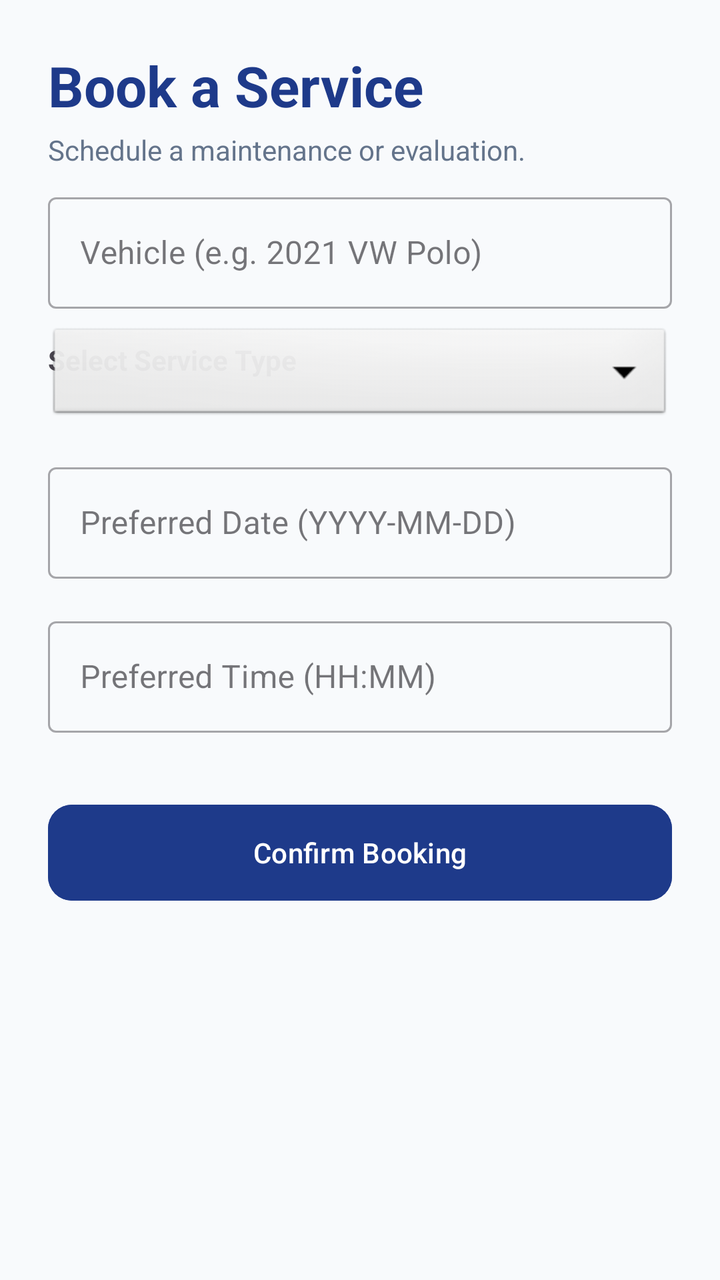
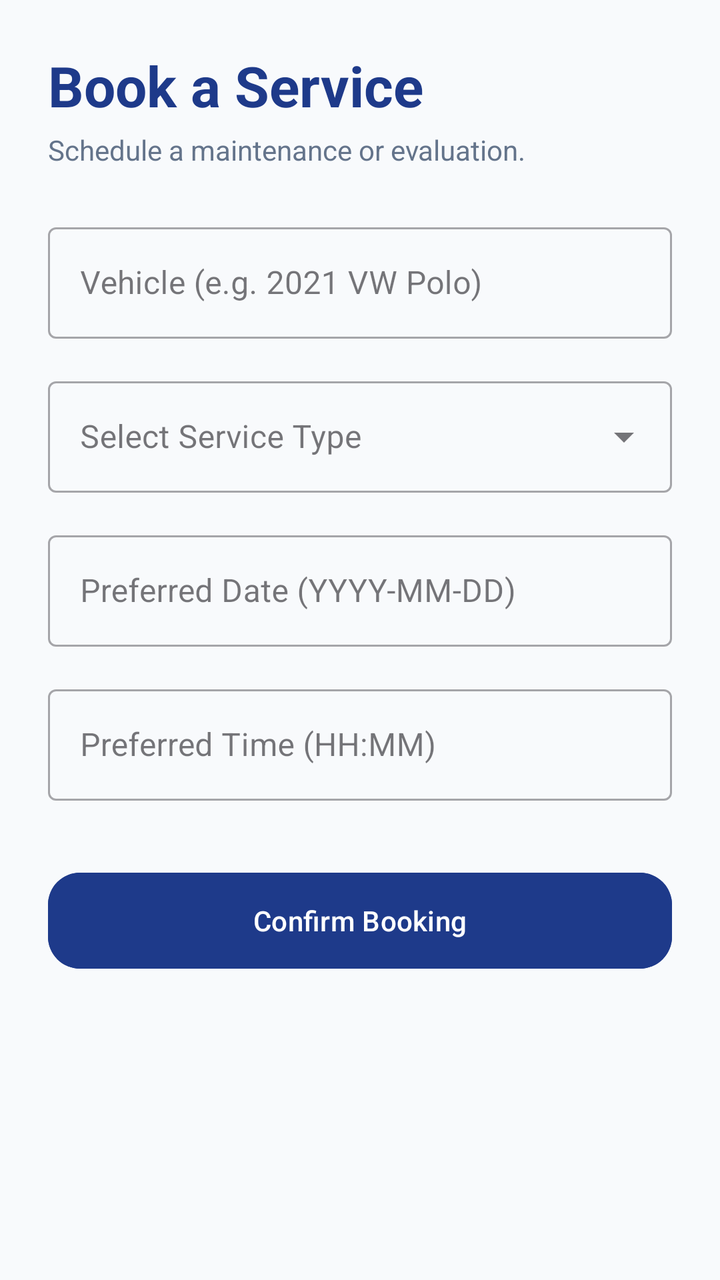

Compare the two renders of this Android layout. The source of the first and the diff that turns it into the second are given below.
<!-- AndroidManifest.xml: application theme Theme.BMBAutos -->
<!-- res/layout/activity_booking.xml -->
<?xml version="1.0" encoding="utf-8"?>
<androidx.constraintlayout.widget.ConstraintLayout xmlns:android="http://schemas.android.com/apk/res/android"
    xmlns:app="http://schemas.android.com/apk/res-auto"
    android:layout_width="match_parent"
    android:layout_height="match_parent"
    android:background="#F8FAFC"
    android:padding="24dp">

    <TextView
        android:id="@+id/tvHeader"
        android:layout_width="wrap_content"
        android:layout_height="wrap_content"
        android:text="Book a Service"
        android:textColor="#1E3A8A"
        android:textSize="28sp"
        android:textStyle="bold"
        app:layout_constraintStart_toStartOf="parent"
        app:layout_constraintTop_toTopOf="parent" />

    <TextView
        android:layout_width="wrap_content"
        android:layout_height="wrap_content"
        android:layout_marginTop="4dp"
        android:text="Schedule a maintenance or evaluation."
        android:textColor="#64748B"
        app:layout_constraintStart_toStartOf="parent"
        app:layout_constraintTop_toBottomOf="@id/tvHeader" />

    
    <com.google.android.material.textfield.TextInputLayout
        android:id="@+id/tilVehicle"
        style="@style/Widget.MaterialComponents.TextInputLayout.OutlinedBox"
        android:layout_width="match_parent"
        android:layout_height="wrap_content"
        android:layout_marginTop="32dp"
        android:hint="Vehicle (e.g. 2021 VW Polo)"
        app:layout_constraintTop_toBottomOf="@id/tvHeader">
        <com.google.android.material.textfield.TextInputEditText
            android:id="@+id/etVehicle"
            android:layout_width="match_parent"
            android:layout_height="wrap_content" />
    </com.google.android.material.textfield.TextInputLayout>

    
    <TextView
        android:layout_width="wrap_content"
        android:layout_height="wrap_content"
        android:layout_marginTop="16dp"
        android:text="Select Service Type"
        android:textStyle="bold"
        app:layout_constraintStart_toStartOf="parent"
        app:layout_constraintTop_toBottomOf="@id/tilVehicle" />

    <Spinner
        android:id="@+id/spinnerService"
        android:layout_width="match_parent"
        android:layout_height="50dp"
        android:layout_marginTop="8dp"
        android:background="@android:drawable/btn_dropdown"
        app:layout_constraintTop_toBottomOf="@id/tilVehicle" />

    
    <com.google.android.material.textfield.TextInputLayout
        android:id="@+id/tilDate"
        style="@style/Widget.MaterialComponents.TextInputLayout.OutlinedBox"
        android:layout_width="match_parent"
        android:layout_height="wrap_content"
        android:layout_marginTop="16dp"
        android:hint="Preferred Date (YYYY-MM-DD)"
        app:layout_constraintTop_toBottomOf="@id/spinnerService">
        <com.google.android.material.textfield.TextInputEditText
            android:id="@+id/etDate"
            android:layout_width="match_parent"
            android:layout_height="wrap_content"
            android:focusable="false"
            android:clickable="true" />
    </com.google.android.material.textfield.TextInputLayout>

    
    <com.google.android.material.textfield.TextInputLayout
        android:id="@+id/tilTime"
        style="@style/Widget.MaterialComponents.TextInputLayout.OutlinedBox"
        android:layout_width="match_parent"
        android:layout_height="wrap_content"
        android:layout_marginTop="16dp"
        android:hint="Preferred Time (HH:MM)"
        app:layout_constraintTop_toBottomOf="@id/tilDate">
        <com.google.android.material.textfield.TextInputEditText
            android:id="@+id/etTime"
            android:layout_width="match_parent"
            android:layout_height="wrap_content"
            android:focusable="false"
            android:clickable="true" />
    </com.google.android.material.textfield.TextInputLayout>

    <com.google.android.material.button.MaterialButton
        android:id="@+id/btnSubmit"
        android:layout_width="match_parent"
        android:layout_height="56dp"
        android:layout_marginTop="32dp"
        android:text="Confirm Booking"
        android:backgroundTint="#1E3A8A"
        app:cornerRadius="12dp"
        app:layout_constraintTop_toBottomOf="@id/tilTime" />

    <ProgressBar
        android:id="@+id/progressBar"
        android:layout_width="wrap_content"
        android:layout_height="wrap_content"
        android:visibility="gone"
        app:layout_constraintBottom_toBottomOf="@id/btnSubmit"
        app:layout_constraintEnd_toEndOf="@id/btnSubmit"
        app:layout_constraintStart_toStartOf="@id/btnSubmit"
        app:layout_constraintTop_toTopOf="@id/btnSubmit" />

</androidx.constraintlayout.widget.ConstraintLayout>
<!-- resources referenced by this layout -->
<resources>
  <style name="Theme.BMBAutos" parent="Base.Theme.BMBAutos" />
  <style name="Base.Theme.BMBAutos" parent="Theme.Material3.DayNight.NoActionBar">
          
          
      </style>
</resources>

<!-- the commit's change to res/layout/activity_booking.xml (unified diff, before → after) -->
@@ -1,116 +1,101 @@
 <?xml version="1.0" encoding="utf-8"?>
-<androidx.constraintlayout.widget.ConstraintLayout xmlns:android="http://schemas.android.com/apk/res/android"
+<ScrollView xmlns:android="http://schemas.android.com/apk/res/android"
     xmlns:app="http://schemas.android.com/apk/res-auto"
     android:layout_width="match_parent"
     android:layout_height="match_parent"
     android:background="#F8FAFC"
-    android:padding="24dp">
+    android:fillViewport="true">
 
-    <TextView
-        android:id="@+id/tvHeader"
-        android:layout_width="wrap_content"
-        android:layout_height="wrap_content"
-        android:text="Book a Service"
-        android:textColor="#1E3A8A"
-        android:textSize="28sp"
-        android:textStyle="bold"
-        app:layout_constraintStart_toStartOf="parent"
-        app:layout_constraintTop_toTopOf="parent" />
-
-    <TextView
-        android:layout_width="wrap_content"
-        android:layout_height="wrap_content"
-        android:layout_marginTop="4dp"
-        android:text="Schedule a maintenance or evaluation."
-        android:textColor="#64748B"
-        app:layout_constraintStart_toStartOf="parent"
-        app:layout_constraintTop_toBottomOf="@id/tvHeader" />
-
-    
-    <com.google.android.material.textfield.TextInputLayout
-        android:id="@+id/tilVehicle"
-        style="@style/Widget.MaterialComponents.TextInputLayout.OutlinedBox"
+    <LinearLayout
         android:layout_width="match_parent"
         android:layout_height="wrap_content"
-        android:layout_marginTop="32dp"
-        android:hint="Vehicle (e.g. 2021 VW Polo)"
-        app:layout_constraintTop_toBottomOf="@id/tvHeader">
-        <com.google.android.material.textfield.TextInputEditText
-            android:id="@+id/etVehicle"
-            android:layout_width="match_parent"
-            android:layout_height="wrap_content" />
-    </com.google.android.material.textfield.TextInputLayout>
+        android:padding="24dp"
+        android:orientation="vertical">
 
-    
-    <TextView
-        android:layout_width="wrap_content"
-        android:layout_height="wrap_content"
-        android:layout_marginTop="16dp"
-        android:text="Select Service Type"
-        android:textStyle="bold"
-        app:layout_constraintStart_toStartOf="parent"
-        app:layout_constraintTop_toBottomOf="@id/tilVehicle" />
+        <TextView
+            android:id="@+id/tvHeader"
+            android:layout_width="wrap_content"
+            android:layout_height="wrap_content"
+            android:text="Book a Service"
+            android:textColor="#1E3A8A"
+            android:textSize="28sp"
+            android:textStyle="bold" />
 
-    <Spinner
-        android:id="@+id/spinnerService"
-        android:layout_width="match_parent"
-        android:layout_height="50dp"
-        android:layout_marginTop="8dp"
-        android:background="@android:drawable/btn_dropdown"
-        app:layout_constraintTop_toBottomOf="@id/tilVehicle" />
+        <TextView
+            android:layout_width="wrap_content"
+            android:layout_height="wrap_content"
+            android:layout_marginTop="4dp"
+            android:layout_marginBottom="24dp"
+            android:text="Schedule a maintenance or evaluation."
+            android:textColor="#64748B" />
 
-    
-    <com.google.android.material.textfield.TextInputLayout
-        android:id="@+id/tilDate"
-        style="@style/Widget.MaterialComponents.TextInputLayout.OutlinedBox"
-        android:layout_width="match_parent"
-        android:layout_height="wrap_content"
-        android:layout_marginTop="16dp"
-        android:hint="Preferred Date (YYYY-MM-DD)"
-        app:layout_constraintTop_toBottomOf="@id/spinnerService">
-        <com.google.android.material.textfield.TextInputEditText
-            android:id="@+id/etDate"
+        <com.google.android.material.textfield.TextInputLayout
+            style="@style/Widget.MaterialComponents.TextInputLayout.OutlinedBox"
             android:layout_width="match_parent"
             android:layout_height="wrap_content"
-            android:focusable="false"
-            android:clickable="true" />
-    </com.google.android.material.textfield.TextInputLayout>
+            android:hint="Vehicle (e.g. 2021 VW Polo)">
+            <com.google.android.material.textfield.TextInputEditText
+                android:id="@+id/etVehicle"
+                android:layout_width="match_parent"
+                android:layout_height="wrap_content" />
+        </com.google.android.material.textfield.TextInputLayout>
 
-    
-    <com.google.android.material.textfield.TextInputLayout
-        android:id="@+id/tilTime"
-        style="@style/Widget.MaterialComponents.TextInputLayout.OutlinedBox"
-        android:layout_width="match_parent"
-        android:layout_height="wrap_content"
-        android:layout_marginTop="16dp"
-        android:hint="Preferred Time (HH:MM)"
-        app:layout_constraintTop_toBottomOf="@id/tilDate">
-        <com.google.android.material.textfield.TextInputEditText
-            android:id="@+id/etTime"
+        <com.google.android.material.textfield.TextInputLayout
+            style="@style/Widget.MaterialComponents.TextInputLayout.OutlinedBox.ExposedDropdownMenu"
             android:layout_width="match_parent"
             android:layout_height="wrap_content"
-            android:focusable="false"
-            android:clickable="true" />
-    </com.google.android.material.textfield.TextInputLayout>
+            android:layout_marginTop="16dp"
+            android:hint="Select Service Type">
+            <AutoCompleteTextView
+                android:id="@+id/spinnerService"
+                android:layout_width="match_parent"
+                android:layout_height="wrap_content"
+                android:inputType="none" />
+        </com.google.android.material.textfield.TextInputLayout>
 
-    <com.google.android.material.button.MaterialButton
-        android:id="@+id/btnSubmit"
-        android:layout_width="match_parent"
-        android:layout_height="56dp"
-        android:layout_marginTop="32dp"
-        android:text="Confirm Booking"
-        android:backgroundTint="#1E3A8A"
-        app:cornerRadius="12dp"
-        app:layout_constraintTop_toBottomOf="@id/tilTime" />
+        <com.google.android.material.textfield.TextInputLayout
+            style="@style/Widget.MaterialComponents.TextInputLayout.OutlinedBox"
+            android:layout_width="match_parent"
+            android:layout_height="wrap_content"
+            android:layout_marginTop="16dp"
+            android:hint="Preferred Date (YYYY-MM-DD)">
+            <com.google.android.material.textfield.TextInputEditText
+                android:id="@+id/etDate"
+                android:layout_width="match_parent"
+                android:layout_height="wrap_content"
+                android:focusable="false"
+                android:clickable="true" />
+        </com.google.android.material.textfield.TextInputLayout>
 
-    <ProgressBar
-        android:id="@+id/progressBar"
-        android:layout_width="wrap_content"
-        android:layout_height="wrap_content"
-        android:visibility="gone"
-        app:layout_constraintBottom_toBottomOf="@id/btnSubmit"
-        app:layout_constraintEnd_toEndOf="@id/btnSubmit"
-        app:layout_constraintStart_toStartOf="@id/btnSubmit"
-        app:layout_constraintTop_toTopOf="@id/btnSubmit" />
+        <com.google.android.material.textfield.TextInputLayout
+            style="@style/Widget.MaterialComponents.TextInputLayout.OutlinedBox"
+            android:layout_width="match_parent"
+            android:layout_height="wrap_content"
+            android:layout_marginTop="16dp"
+            android:hint="Preferred Time (HH:MM)">
+            <com.google.android.material.textfield.TextInputEditText
+                android:id="@+id/etTime"
+                android:layout_width="match_parent"
+                android:layout_height="wrap_content"
+                android:focusable="false"
+                android:clickable="true" />
+        </com.google.android.material.textfield.TextInputLayout>
 
-</androidx.constraintlayout.widget.ConstraintLayout>
+        <com.google.android.material.button.MaterialButton
+            android:id="@+id/btnSubmit"
+            android:layout_width="match_parent"
+            android:layout_height="56dp"
+            android:layout_marginTop="32dp"
+            android:text="Confirm Booking"
+            android:backgroundTint="#1E3A8A"
+            app:cornerRadius="16dp" />
+
+        <ProgressBar
+            android:id="@+id/progressBar"
+            android:layout_width="wrap_content"
+            android:layout_height="wrap_content"
+            android:visibility="gone"
+            android:layout_gravity="center"
+            android:layout_marginTop="-40dp" />
+    </LinearLayout>
+</ScrollView>
<!-- resource entries referenced after the edit -->
@@ -3,7 +3,10 @@
   <style name="Theme.BMBAutos" parent="Base.Theme.BMBAutos" />
   <style name="Base.Theme.BMBAutos" parent="Theme.Material3.DayNight.NoActionBar">
           
-          
+          <item name="colorPrimary">@color/brand_blue_600</item>
+          <item name="android:windowBackground">@color/bg_slate_50</item>
       </style>
+  <color name="brand_blue_600">#2563EB</color>
+  <color name="bg_slate_50">#F8FAFC</color>
 </resources>
 
